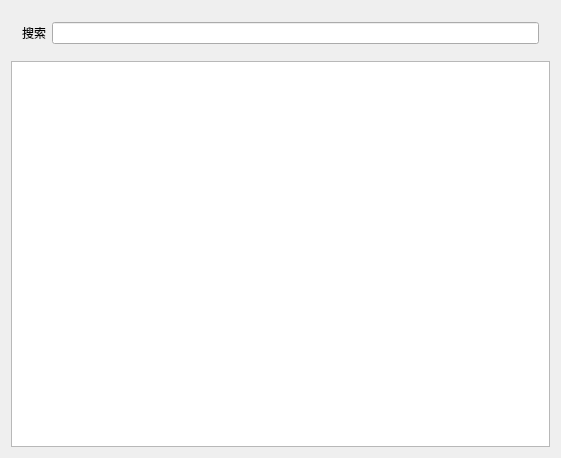
Deng-Jiayu/interface, file interface/mystudent.ui: the form before one commit.
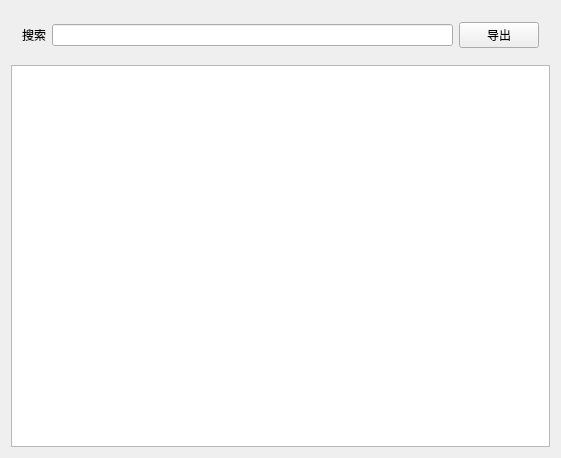
The form after the commit.

Patch:
```diff
--- a/interface/mystudent.ui
+++ b/interface/mystudent.ui
@@ -27,6 +27,13 @@
       <item>
        <widget class="QLineEdit" name="lineEdit"/>
       </item>
+      <item>
+       <widget class="QPushButton" name="outputbtn">
+        <property name="text">
+         <string>导出</string>
+        </property>
+       </widget>
+      </item>
      </layout>
     </widget>
    </item>
```
